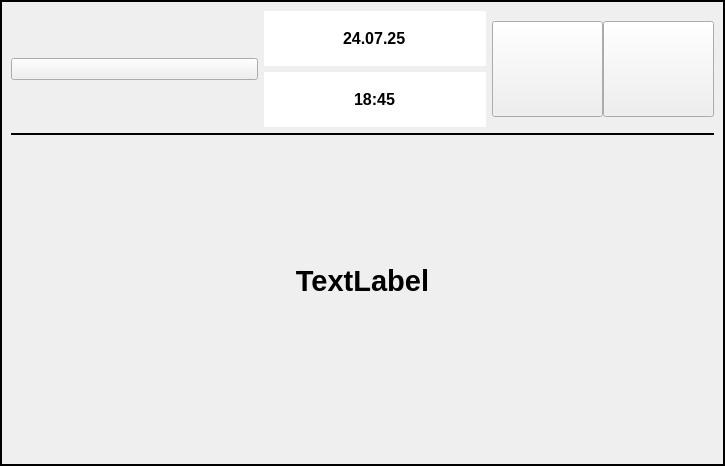
Qt form Task.ui (falafe1y/Reminder) before a commit.
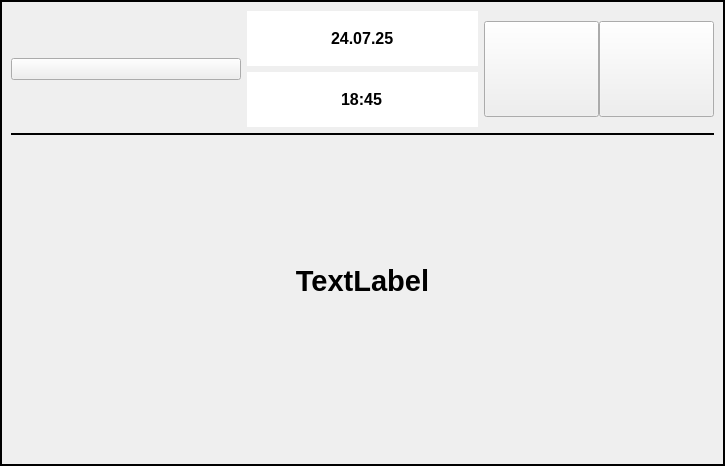
The same form after that commit.

What changed in the file:
```diff
--- a/Task.ui
+++ b/Task.ui
@@ -112,7 +112,7 @@
        </widget>
       </item>
       <item row="0" column="0">
-       <layout class="QHBoxLayout" name="layoutBtnsAndDateTime" stretch="10,9,9">
+       <layout class="QHBoxLayout" name="layoutBtnsAndDateTime" stretch="1,1,1">
         <item>
          <widget class="QPushButton" name="btnFavorite">
           <property name="text">
```
Left out of the diff: 8 changed lines with no effect on the pictures.
